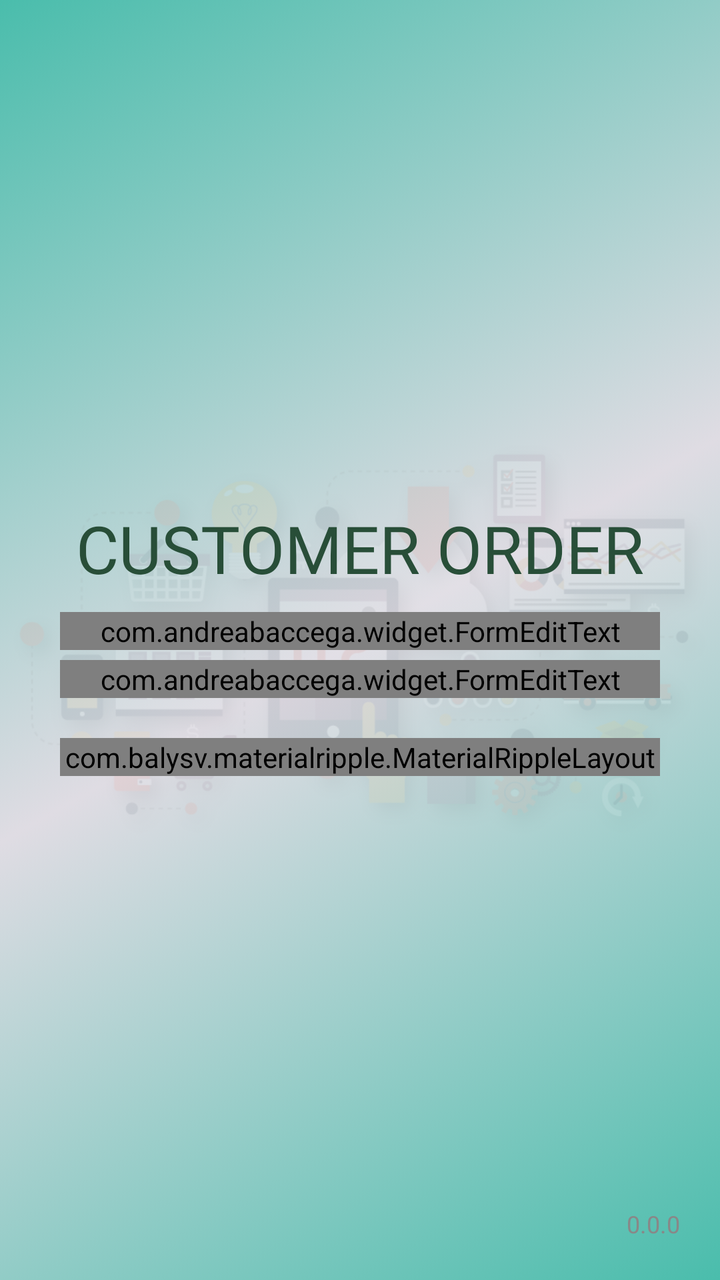
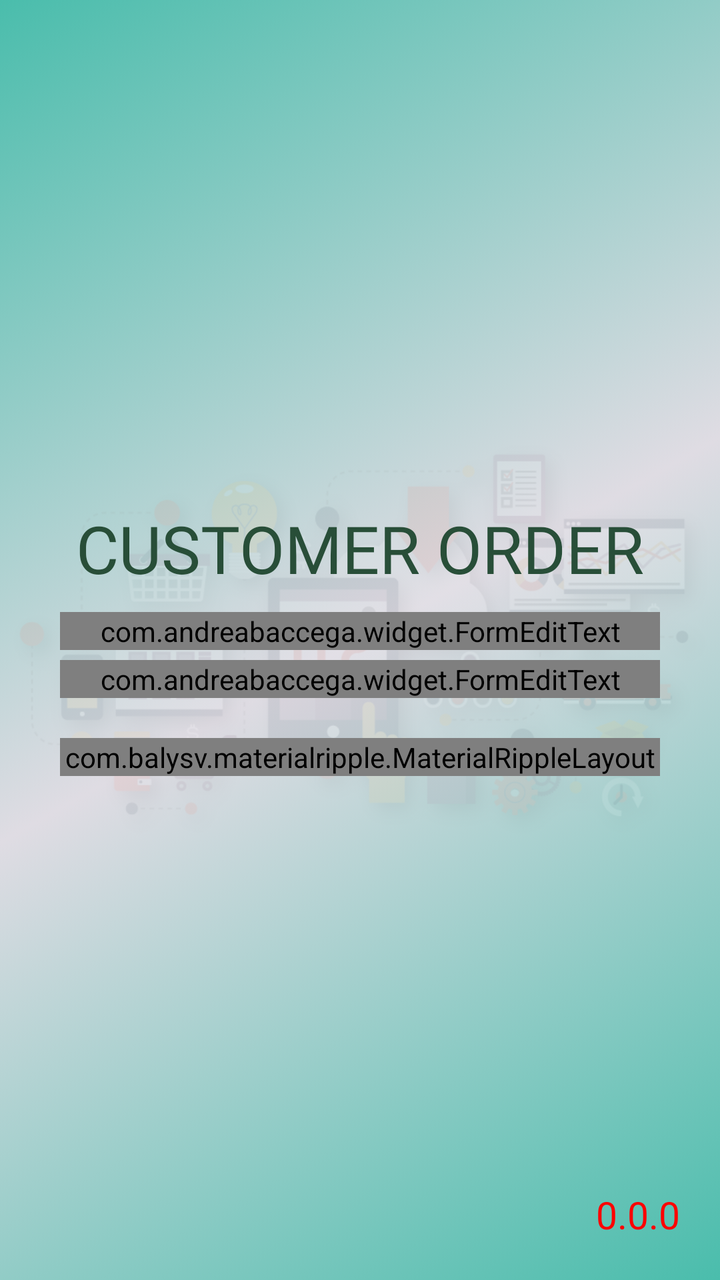

An Android layout rendered at two revisions. The XML below is the earlier revision; the diff shows what the commit changed to produce the second picture.
<!-- AndroidManifest.xml: application theme AppTheme -->
<!-- res/layout/activity_login.xml -->
<?xml version="1.0" encoding="utf-8"?>
<androidx.coordinatorlayout.widget.CoordinatorLayout
    xmlns:android="http://schemas.android.com/apk/res/android"
    xmlns:tools="http://schemas.android.com/tools"
    xmlns:app="http://schemas.android.com/apk/res-auto"
    android:layout_width="match_parent"
    android:layout_height="match_parent"
    tools:context="com.fnc.order.android.activity.LoginActivity"
    android:background="@drawable/background_gradient"
    android:gravity="center"
    tools:ignore="MissingPrefix"
    android:orientation="vertical">

    <ImageView
        android:layout_gravity="center"
        android:alpha=".1"
        android:backgroundTintMode="src_over"
        android:layout_width="match_parent"
        android:layout_height="wrap_content"
        android:layout_centerInParent="true"
        android:src="@drawable/po1" />

    <ScrollView xmlns:android="http://schemas.android.com/apk/res/android"
        android:layout_width="300dp"
        android:layout_height="wrap_content"
        android:layout_gravity="center"
        android:visibility="visible" >

        <LinearLayout
            android:id="@+id/email_login_form"
            android:layout_width="match_parent"
            android:layout_height="wrap_content"
            android:orientation="vertical">

            <TextView
                android:fontFamily="@font/medium"
                android:layout_marginBottom="10dp"
                android:textSize="@dimen/login_title_text_size"
                android:textColor="@color/green_1"
                android:layout_gravity="center"
                android:layout_width="wrap_content"
                android:layout_height="wrap_content"
                android:text="CUSTOMER ORDER"/>

            

            <com.google.android.material.textfield.TextInputLayout
                android:fontFamily="@font/regular"
                android:layout_width="match_parent"
                android:layout_height="wrap_content">
                <com.andreabaccega.widget.FormEditText
                    android:textSize="@dimen/header_text_size"
                    android:fontFamily="@font/medium"
                    android:id="@+id/username"
                    android:textColorHint="@color/gray_4"
                    android:textColor="@color/gray_6"
                    android:layout_width="match_parent"
                    android:layout_height="wrap_content"
                    android:hint="@string/prompt_username"
                    android:imeActionLabel="@string/action_next"
                    android:imeOptions="actionNext"
                    android:inputType="text"
                    android:maxLines="1"
                    android:singleLine="true"/>
            </com.google.android.material.textfield.TextInputLayout>

            <FrameLayout
                android:layout_marginTop="5dp"
                android:layout_width="match_parent"
                android:layout_height="wrap_content">
                <com.google.android.material.textfield.TextInputLayout
                    android:fontFamily="@font/regular"
                    android:layout_width="match_parent"
                    android:layout_height="wrap_content">
                    <com.andreabaccega.widget.FormEditText
                        android:textSize="@dimen/header_text_size"
                        android:fontFamily="@font/regular"
                        android:id="@+id/password"
                        android:textColorHint="@color/gray_4"
                        android:textColor="@color/gray_6"
                        android:layout_width="match_parent"
                        android:layout_height="wrap_content"
                        android:hint="@string/prompt_password"
                        android:imeActionLabel="@string/action_next"
                        android:imeOptions="actionDone"
                        android:inputType="textWebPassword"
                        android:maxLines="1"
                        android:singleLine="true"/>
                </com.google.android.material.textfield.TextInputLayout>
                <RelativeLayout
                    android:id="@+id/relPassword"
                    android:layout_width="wrap_content"
                    android:layout_height="wrap_content"
                    android:layout_gravity="right|center_vertical"
                    android:visibility="gone">
                    <Button
                        android:id="@+id/hide_password"
                        android:layout_width="20dp"
                        android:layout_height="20dp"
                        android:layout_margin="15dp"
                        android:background="@mipmap/ic_visibility_black_24dp"
                        />
                    <Button
                        android:id="@+id/show_password"
                        android:layout_width="20dp"
                        android:layout_height="20dp"
                        android:layout_margin="15dp"
                        android:background="@mipmap/ic_visibility_off_black_24dp"
                        />
                </RelativeLayout>
            </FrameLayout>

            <LinearLayout
                android:layout_marginTop="20dp"
                style="@style/btnTransparentStyle">
                <com.balysv.materialripple.MaterialRippleLayout
                    android:layout_width="match_parent"
                    android:layout_height="match_parent">
                    <Button
                        android:textSize="@dimen/header_text_size"
                        android:fontFamily="@font/medium"
                        android:background="@android:color/transparent"
                        android:id="@+id/login_button"
                        android:layout_width="match_parent"
                        android:layout_height="match_parent"
                        android:text="LOG-IN"
                        android:textColor="@color/white"
                        android:textAllCaps="false"/>
                </com.balysv.materialripple.MaterialRippleLayout>
            </LinearLayout>

        </LinearLayout>

    </ScrollView>

    <LinearLayout
        android:layout_gravity="bottom"
        app:layout_constraintBottom_toBottomOf="parent"
        app:layout_constraintEnd_toEndOf="parent"
        android:layout_width="match_parent"
        android:layout_height="wrap_content">
        <TextView
            android:layout_margin="20dp"
            android:fontFamily="@font/regular"
            android:textColor="@color/gray_5"
            android:textSize="12sp"
            android:text="0.0.0"
            android:textAlignment="textEnd"
            android:id="@+id/tv_version"
            android:layout_width="match_parent"
            android:layout_height="wrap_content" />
    </LinearLayout>

</androidx.coordinatorlayout.widget.CoordinatorLayout>
<!-- resources referenced by this layout -->
<resources>
  <color name="gray_4">#c7c7c7</color>
  <color name="gray_5">#888888</color>
  <color name="gray_6">#555555</color>
  <color name="green_1">#284e38</color>
  <color name="white">#FFFFFF</color>
  <dimen name="header_text_size">19sp</dimen>
  <dimen name="login_title_text_size">33sp</dimen>
  <!-- drawable background_gradient (drawable) -->
  <?xml version="1.0" encoding="utf-8"?>
  <selector xmlns:android="http://schemas.android.com/apk/res/android">
      <item>
          <shape>
              <gradient
                  android:angle="135"
                  android:endColor="@color/green_5"
                  android:centerColor="@color/gray_7"
                  android:startColor="@color/green_5"
                  android:type="linear" />
          </shape>
      </item>
  </selector>
  <!-- drawable po1: png bitmap (drawable, 116968 bytes) -->
  <!-- mipmap ic_visibility_black_24dp: png bitmap (mipmap-hdpi, 470 bytes) -->
  <!-- mipmap ic_visibility_off_black_24dp: png bitmap (mipmap-hdpi, 507 bytes) -->
  <string name="action_next">Next</string>
  <string name="prompt_password">Password</string>
  <string name="prompt_username">Username</string>
  <style name="btnTransparentStyle">
          <item name="android:layout_width">match_parent</item>
          <item name="android:layout_height">wrap_content</item>
          <item name="android:textColor">@color/white</item>
          <item name="android:background">@drawable/background_gradient_round</item>
      </style>
  <style name="AppTheme" parent="BaseTheme">
          
      </style>
  <color name="green_5">#4ABDAC</color>
  <color name="gray_7">#DFDCE3</color>
  <!-- drawable background_gradient_round (drawable) -->
  <?xml version="1.0" encoding="utf-8"?>
  <shape xmlns:android="http://schemas.android.com/apk/res/android"
      android:shape="rectangle">
      <corners
          android:topLeftRadius="3dp"
          android:topRightRadius="3dp"
          android:bottomRightRadius="3dp"
          android:bottomLeftRadius="3dp" />
      <stroke
          android:width="0.5dp"
          android:color="@color/orange_2" />
      <gradient
          android:angle="180"
          android:startColor="@color/orange_1"
          android:centerColor="@color/orange_1"
          android:endColor="@color/orange_1"
          android:type="linear" />
  </shape>
  <style name="BaseTheme" parent="Theme.AppCompat.Light.DarkActionBar">
      
          <item name="colorPrimary">@color/colorPrimary</item>
          <item name="colorPrimaryDark">@color/colorPrimaryDark</item>
          <item name="colorAccent">#FF777777</item>
      </style>
  <color name="orange_2">#e28900</color>
  <color name="orange_1">#f79500</color>
  <color name="colorPrimary">#008577</color>
  <color name="colorPrimaryDark">#00574B</color>
</resources>

<!-- the commit's change to res/layout/activity_login.xml (unified diff, before → after) -->
@@ -142,8 +142,8 @@
         <TextView
             android:layout_margin="20dp"
             android:fontFamily="@font/regular"
-            android:textColor="@color/gray_5"
-            android:textSize="12sp"
+            android:textColor="@color/red_1"
+            android:textSize="19sp"
             android:text="0.0.0"
             android:textAlignment="textEnd"
             android:id="@+id/tv_version"
<!-- resource entries referenced after the edit -->
@@ -1,9 +1,9 @@
 <!-- resources referenced by this layout -->
 <resources>
   <color name="gray_4">#c7c7c7</color>
-  <color name="gray_5">#888888</color>
   <color name="gray_6">#555555</color>
   <color name="green_1">#284e38</color>
+  <color name="red_1">#ff0000</color>
   <color name="white">#FFFFFF</color>
   <dimen name="header_text_size">19sp</dimen>
   <dimen name="login_title_text_size">33sp</dimen>
